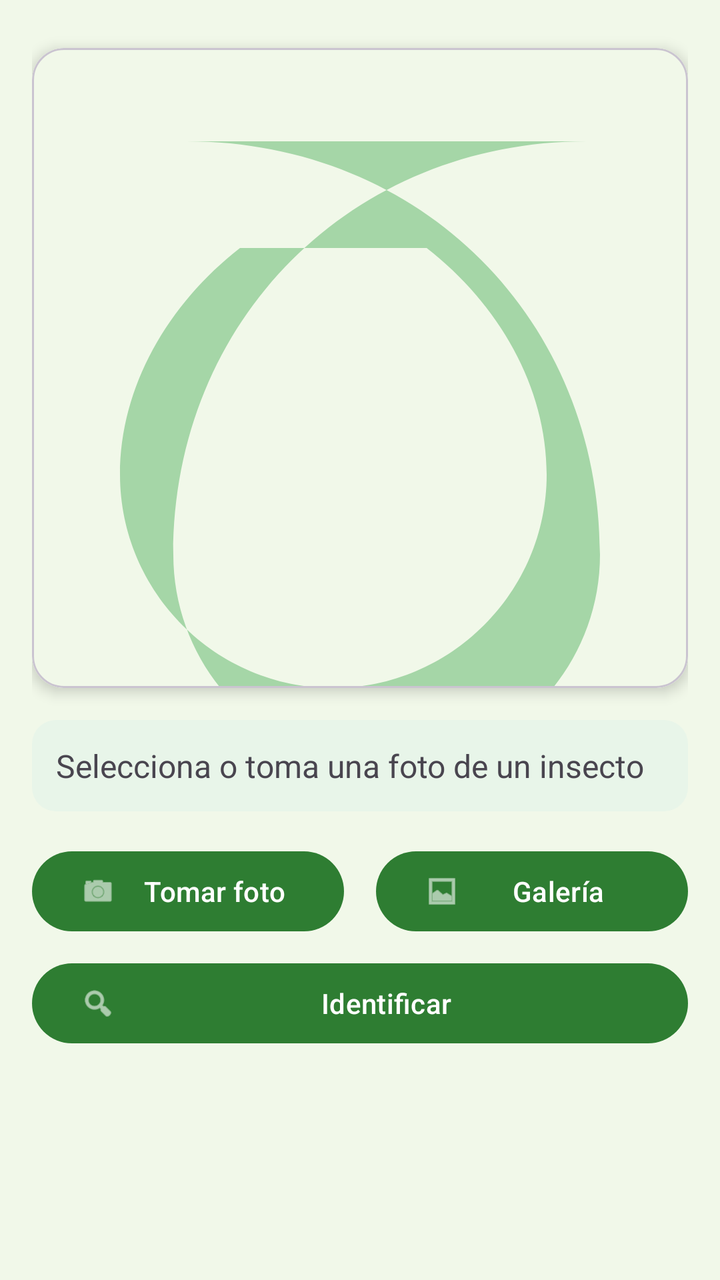
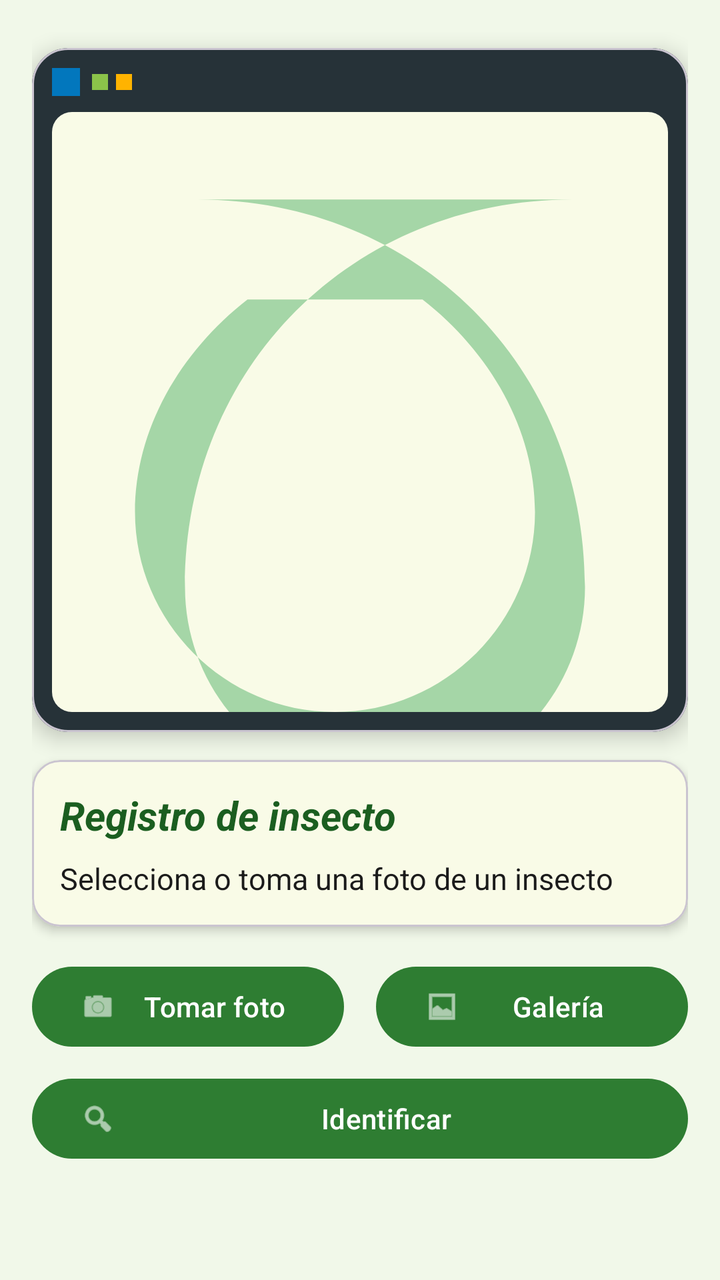

The first picture is an Android layout as it rendered before a commit; the second is the same layout after the commit. The layout source and the unified diff follow.
<!-- AndroidManifest.xml: application theme Theme.PlagueID -->
<!-- res/layout/fragment_home.xml -->
<?xml version="1.0" encoding="utf-8"?>
<ScrollView xmlns:android="http://schemas.android.com/apk/res/android"
    xmlns:app="http://schemas.android.com/apk/res-auto"
    android:layout_width="match_parent"
    android:layout_height="match_parent"
    android:fillViewport="true"
    android:padding="16dp">

    <LinearLayout
        android:layout_width="match_parent"
        android:layout_height="wrap_content"
        android:orientation="vertical"
        android:gravity="center_horizontal">

        <com.google.android.material.card.MaterialCardView
            android:layout_width="match_parent"
            android:layout_height="wrap_content"
            android:layout_marginTop="8dp"
            app:cardCornerRadius="16dp"
            app:cardElevation="4dp">

            <ImageView
                android:id="@+id/imagePreview"
                android:layout_width="match_parent"
                android:layout_height="320dp"
                android:scaleType="fitCenter"
                android:background="@color/leaf_pale"
                android:src="@drawable/ic_leaf_light"
                android:contentDescription="@string/hint" />
        </com.google.android.material.card.MaterialCardView>

        <TextView
            android:id="@+id/resultText"
            android:layout_width="match_parent"
            android:layout_height="wrap_content"
            android:layout_marginTop="16dp"
            android:padding="12dp"
            android:background="@drawable/result_background"
            android:text="@string/hint"
            android:textSize="16sp"
            android:textAlignment="textStart"
            android:lineSpacingMultiplier="1.2" />

        <LinearLayout
            android:layout_width="match_parent"
            android:layout_height="wrap_content"
            android:layout_marginTop="16dp"
            android:gravity="center"
            android:orientation="horizontal">

            <com.google.android.material.button.MaterialButton
                android:id="@+id/cameraButton"
                android:layout_width="0dp"
                android:layout_height="wrap_content"
                android:layout_weight="1"
                android:layout_marginEnd="8dp"
                android:text="@string/take_photo"
                app:icon="@android:drawable/ic_menu_camera" />

            <com.google.android.material.button.MaterialButton
                android:id="@+id/galleryButton"
                android:layout_width="0dp"
                android:layout_height="wrap_content"
                android:layout_weight="1"
                android:layout_marginStart="8dp"
                android:text="@string/select_gallery"
                app:icon="@android:drawable/ic_menu_gallery" />
        </LinearLayout>

        <com.google.android.material.button.MaterialButton
            android:id="@+id/identifyButton"
            android:layout_width="match_parent"
            android:layout_height="wrap_content"
            android:layout_marginTop="8dp"
            android:text="@string/identify"
            app:icon="@android:drawable/ic_menu_search" />

        <com.google.android.material.button.MaterialButton
            android:id="@+id/fichaButton"
            android:layout_width="match_parent"
            android:layout_height="wrap_content"
            android:layout_marginTop="8dp"
            android:text="@string/ficha_button"
            android:visibility="gone"
            style="@style/Widget.Material3.Button.OutlinedButton" />

        <ProgressBar
            android:id="@+id/progressBar"
            android:layout_width="wrap_content"
            android:layout_height="wrap_content"
            android:layout_marginTop="16dp"
            android:visibility="gone" />
    </LinearLayout>
</ScrollView>
<!-- resources referenced by this layout -->
<resources>
  <color name="leaf_pale">#FFF1F8E9</color>
  <!-- drawable ic_leaf_light (drawable) -->
  <?xml version="1.0" encoding="utf-8"?>
  <vector xmlns:android="http://schemas.android.com/apk/res/android"
      android:width="24dp"
      android:height="24dp"
      android:viewportWidth="24"
      android:viewportHeight="24">
      <path
          android:fillColor="#A5D6A7"
          android:pathData="M5.5,3.5c8.8,0 15.5,6.7 15.5,15.5 0,4.4 -3.6,8 -8,8 -4.4,0 -8,-3.6 -8,-8 0,-8.8 6.7,-15.5 15.5,-15.5z M7.5,7.5c-2.7,2.1 -4.5,5.2 -4.5,8.5 0,4.4 3.6,8 8,8 4.4,0 8,-3.6 8,-8 0,-3.3 -1.8,-6.4 -4.5,-8.5z" />
  </vector>
  <!-- drawable result_background (drawable) -->
  <?xml version="1.0" encoding="utf-8"?>
  <shape xmlns:android="http://schemas.android.com/apk/res/android"
      android:shape="rectangle">
      <solid android:color="#E8F5E9" />
      <corners android:radius="12dp" />
      <padding
          android:left="8dp"
          android:top="8dp"
          android:right="8dp"
          android:bottom="8dp" />
  </shape>
  <string name="ficha_button">Ver ficha técnica</string>
  <string name="hint">Selecciona o toma una foto de un insecto</string>
  <string name="identify">Identificar</string>
  <string name="select_gallery">Galería</string>
  <string name="take_photo">Tomar foto</string>
  <style name="Theme.PlagueID" parent="Theme.Material3.DayNight.NoActionBar">
          <item name="colorPrimary">@color/leaf_green</item>
          <item name="colorPrimaryVariant">@color/leaf_dark</item>
          <item name="colorOnPrimary">@color/white</item>
          <item name="colorSecondary">@color/leaf_light</item>
          <item name="android:windowBackground">@color/leaf_pale</item>
          <item name="android:statusBarColor">@color/leaf_dark</item>
          <item name="android:navigationBarColor">@color/leaf_pale</item>
      </style>
  <color name="leaf_green">#FF2E7D32</color>
  <color name="leaf_dark">#FF1B5E20</color>
  <color name="white">#FFFFFFFF</color>
  <color name="leaf_light">#FF8BC34A</color>
</resources>

<!-- the commit's change to res/layout/fragment_home.xml (unified diff, before → after) -->
@@ -12,34 +12,118 @@
         android:orientation="vertical"
         android:gravity="center_horizontal">
 
+        
         <com.google.android.material.card.MaterialCardView
             android:layout_width="match_parent"
             android:layout_height="wrap_content"
             android:layout_marginTop="8dp"
-            app:cardCornerRadius="16dp"
-            app:cardElevation="4dp">
+            app:cardCornerRadius="18dp"
+            app:cardElevation="6dp"
+            app:cardBackgroundColor="@color/dex_frame">
 
-            <ImageView
-                android:id="@+id/imagePreview"
+            <LinearLayout
                 android:layout_width="match_parent"
-                android:layout_height="320dp"
-                android:scaleType="fitCenter"
-                android:background="@color/leaf_pale"
-                android:src="@drawable/ic_leaf_light"
-                android:contentDescription="@string/hint" />
+                android:layout_height="wrap_content"
+                android:orientation="vertical"
+                android:padding="10dp">
+
+                
+                <LinearLayout
+                    android:layout_width="wrap_content"
+                    android:layout_height="wrap_content"
+                    android:orientation="horizontal"
+                    android:layout_marginBottom="8dp">
+
+                    <View
+                        android:layout_width="14dp"
+                        android:layout_height="14dp"
+                        android:background="@color/accent_blue"
+                        android:layout_marginEnd="6dp" />
+
+                    <View
+                        android:layout_width="8dp"
+                        android:layout_height="8dp"
+                        android:background="@color/leaf_light"
+                        android:layout_marginEnd="4dp"
+                        android:layout_marginTop="3dp" />
+
+                    <View
+                        android:layout_width="8dp"
+                        android:layout_height="8dp"
+                        android:background="@color/accent_amber"
+                        android:layout_marginTop="3dp" />
+                </LinearLayout>
+
+                <ImageView
+                    android:id="@+id/imagePreview"
+                    android:layout_width="match_parent"
+                    android:layout_height="300dp"
+                    android:scaleType="fitCenter"
+                    android:background="@drawable/dex_screen_bg"
+                    android:src="@drawable/ic_leaf_light"
+                    android:contentDescription="@string/hint" />
+            </LinearLayout>
         </com.google.android.material.card.MaterialCardView>
 
-        <TextView
-            android:id="@+id/resultText"
+        
+        <com.google.android.material.card.MaterialCardView
             android:layout_width="match_parent"
             android:layout_height="wrap_content"
-            android:layout_marginTop="16dp"
-            android:padding="12dp"
-            android:background="@drawable/result_background"
-            android:text="@string/hint"
-            android:textSize="16sp"
-            android:textAlignment="textStart"
-            android:lineSpacingMultiplier="1.2" />
+            android:layout_marginTop="14dp"
+            app:cardCornerRadius="14dp"
+            app:cardElevation="3dp"
+            app:cardBackgroundColor="@color/dex_screen">
+
+            <LinearLayout
+                android:layout_width="match_parent"
+                android:layout_height="wrap_content"
+                android:orientation="vertical"
+                android:padding="14dp">
+
+                <LinearLayout
+                    android:layout_width="match_parent"
+                    android:layout_height="wrap_content"
+                    android:orientation="horizontal"
+                    android:gravity="center_vertical">
+
+                    <TextView
+                        android:id="@+id/entryName"
+                        android:layout_width="0dp"
+                        android:layout_height="wrap_content"
+                        android:layout_weight="1"
+                        android:text="@string/dex_entry_default"
+                        android:textColor="@color/leaf_dark"
+                        android:textSize="20sp"
+                        android:textStyle="bold|italic" />
+
+                    <TextView
+                        android:id="@+id/entryChip"
+                        android:layout_width="wrap_content"
+                        android:layout_height="wrap_content"
+                        android:background="@drawable/chip_bg"
+                        android:paddingStart="10dp"
+                        android:paddingTop="4dp"
+                        android:paddingEnd="10dp"
+                        android:paddingBottom="4dp"
+                        android:text=""
+                        android:textColor="@color/white"
+                        android:textSize="12sp"
+                        android:textStyle="bold"
+                        android:visibility="gone" />
+                </LinearLayout>
+
+                <TextView
+                    android:id="@+id/resultText"
+                    android:layout_width="match_parent"
+                    android:layout_height="wrap_content"
+                    android:layout_marginTop="8dp"
+                    android:text="@string/hint"
+                    android:textColor="@color/on_surface"
+                    android:textSize="15sp"
+                    android:textAlignment="textStart"
+                    android:lineSpacingMultiplier="1.25" />
+            </LinearLayout>
+        </com.google.android.material.card.MaterialCardView>
 
         <LinearLayout
             android:layout_width="match_parent"
<!-- resource entries referenced after the edit -->
@@ -1,6 +1,11 @@
 <!-- resources referenced by this layout -->
 <resources>
+  <color name="accent_amber">#FFFFB300</color>
+  <color name="accent_blue">#FF0277BD</color>
+  <color name="dex_frame">#FF263238</color>
+  <color name="dex_screen">#FFF9FBE7</color>
   <color name="leaf_pale">#FFF1F8E9</color>
+  <color name="text_muted">#FF5F6B62</color>
   <!-- drawable ic_leaf_light (drawable) -->
   <?xml version="1.0" encoding="utf-8"?>
   <vector xmlns:android="http://schemas.android.com/apk/res/android"
@@ -12,24 +17,13 @@
           android:fillColor="#A5D6A7"
           android:pathData="M5.5,3.5c8.8,0 15.5,6.7 15.5,15.5 0,4.4 -3.6,8 -8,8 -4.4,0 -8,-3.6 -8,-8 0,-8.8 6.7,-15.5 15.5,-15.5z M7.5,7.5c-2.7,2.1 -4.5,5.2 -4.5,8.5 0,4.4 3.6,8 8,8 4.4,0 8,-3.6 8,-8 0,-3.3 -1.8,-6.4 -4.5,-8.5z" />
   </vector>
-  <!-- drawable result_background (drawable) -->
-  <?xml version="1.0" encoding="utf-8"?>
-  <shape xmlns:android="http://schemas.android.com/apk/res/android"
-      android:shape="rectangle">
-      <solid android:color="#E8F5E9" />
-      <corners android:radius="12dp" />
-      <padding
-          android:left="8dp"
-          android:top="8dp"
-          android:right="8dp"
-          android:bottom="8dp" />
-  </shape>
+  <string name="dex_entry_default">Registro de insecto</string>
   <string name="ficha_button">Ver ficha técnica</string>
   <string name="hint">Selecciona o toma una foto de un insecto</string>
   <string name="identify">Identificar</string>
   <string name="select_gallery">Galería</string>
   <string name="take_photo">Tomar foto</string>
-  <style name="Theme.PlagueID" parent="Theme.Material3.DayNight.NoActionBar">
+  <style name="Theme.PlagueID" parent="Theme.Material3.Light.NoActionBar">
           <item name="colorPrimary">@color/leaf_green</item>
           <item name="colorPrimaryVariant">@color/leaf_dark</item>
           <item name="colorOnPrimary">@color/white</item>
@@ -37,10 +31,27 @@
           <item name="android:windowBackground">@color/leaf_pale</item>
           <item name="android:statusBarColor">@color/leaf_dark</item>
           <item name="android:navigationBarColor">@color/leaf_pale</item>
+          <item name="android:textColor">@color/on_surface</item>
+          <item name="android:textColorHint">@color/text_muted</item>
       </style>
   <color name="leaf_green">#FF2E7D32</color>
   <color name="leaf_dark">#FF1B5E20</color>
   <color name="white">#FFFFFFFF</color>
+  <!-- drawable chip_bg (drawable) -->
+  <?xml version="1.0" encoding="utf-8"?>
+  <shape xmlns:android="http://schemas.android.com/apk/res/android"
+      android:shape="rectangle">
+      <solid android:color="@color/leaf_green" />
+      <corners android:radius="12dp" />
+  </shape>
+  <!-- drawable dex_screen_bg (drawable) -->
+  <?xml version="1.0" encoding="utf-8"?>
+  <shape xmlns:android="http://schemas.android.com/apk/res/android"
+      android:shape="rectangle">
+      <solid android:color="@color/dex_screen" />
+      <corners android:radius="10dp" />
+  </shape>
   <color name="leaf_light">#FF8BC34A</color>
+  <color name="on_surface">#FF1B1B1B</color>
 </resources>
 
